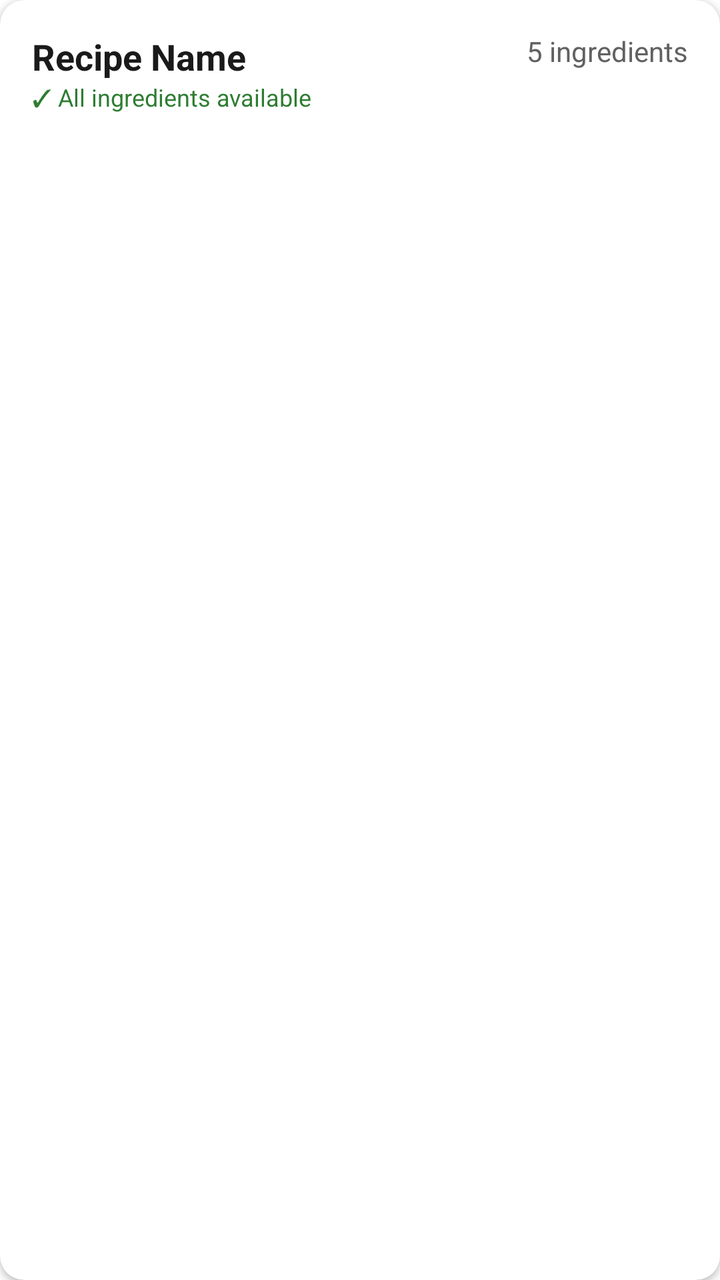
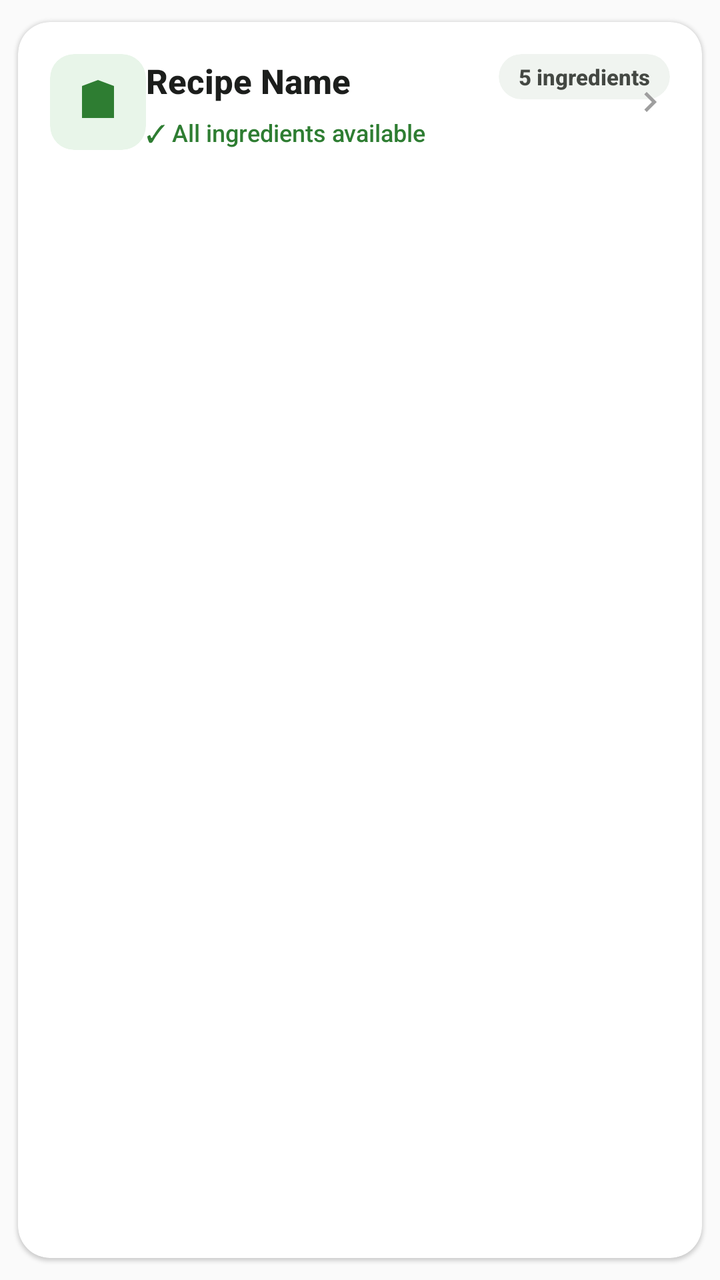

An Android layout rendered at two revisions. The XML below is the earlier revision; the diff shows what the commit changed to produce the second picture.
<!-- AndroidManifest.xml: application theme Theme.SmartPantry -->
<!-- res/layout/item_suggested_recipe.xml -->
<?xml version="1.0" encoding="utf-8"?>
<androidx.cardview.widget.CardView
    xmlns:android="http://schemas.android.com/apk/res/android"
    xmlns:app="http://schemas.android.com/apk/res-auto"
    android:layout_width="match_parent"
    android:layout_height="wrap_content"
    android:layout_marginBottom="8dp"
    app:cardElevation="2dp"
    app:cardCornerRadius="12dp"
    app:cardBackgroundColor="@color/surface">

    <androidx.constraintlayout.widget.ConstraintLayout
        android:layout_width="match_parent"
        android:layout_height="wrap_content"
        android:padding="16dp">

        <TextView
            android:id="@+id/tvRecipeName"
            android:layout_width="0dp"
            android:layout_height="wrap_content"
            android:text="Recipe Name"
            android:textSize="18sp"
            android:textStyle="bold"
            android:textColor="@color/text_primary"
            app:layout_constraintTop_toTopOf="parent"
            app:layout_constraintStart_toStartOf="parent"
            app:layout_constraintEnd_toStartOf="@id/tvIngredientCount" />

        <TextView
            android:id="@+id/tvIngredientCount"
            android:layout_width="wrap_content"
            android:layout_height="wrap_content"
            android:text="5 ingredients"
            android:textSize="14sp"
            android:textColor="@color/text_secondary"
            app:layout_constraintTop_toTopOf="parent"
            app:layout_constraintEnd_toEndOf="parent" />

        <TextView
            android:id="@+id/tvMatchIndicator"
            android:layout_width="wrap_content"
            android:layout_height="wrap_content"
            android:text="✓ All ingredients available"
            android:textSize="12sp"
            android:textColor="@color/success"
            app:layout_constraintTop_toBottomOf="@id/tvRecipeName"
            app:layout_constraintStart_toStartOf="parent"
            app:layout_constraintBottom_toBottomOf="parent" />

    </androidx.constraintlayout.widget.ConstraintLayout>

</androidx.cardview.widget.CardView>
<!-- resources referenced by this layout -->
<resources>
  <color name="text_primary">#1A1A1A</color>
  <color name="text_secondary">#616161</color>
  <style name="Theme.SmartPantry" parent="Theme.MaterialComponents.DayNight.DarkActionBar">
          
          <item name="colorPrimary">@color/primary</item>
          <item name="colorPrimaryVariant">@color/primary_variant</item>
          <item name="colorOnPrimary">@color/on_primary</item>
  
          
          <item name="colorSecondary">@color/secondary</item>
          <item name="colorSecondaryVariant">@color/secondary_variant</item>
          <item name="colorOnSecondary">@color/on_secondary</item>
  
          
          <item name="colorError">@color/error</item>
          <item name="colorOnError">@color/on_error</item>
          <item name="colorErrorContainer">@color/error_container</item>
  
          
          <item name="colorSurface">@color/surface</item>
          <item name="colorSurfaceVariant">@color/surface_variant</item>
          <item name="colorOnSurface">@color/on_surface</item>
          <item name="colorOnSurfaceVariant">@color/on_surface_variant</item>
  
          
          <item name="colorOutline">@color/outline</item>
          <item name="colorOutlineVariant">@color/outline_variant</item>
  
          
          <item name="android:statusBarColor">?attr/colorPrimaryVariant</item>
          <item name="android:navigationBarColor">@color/surface</item>
          <item name="android:windowLightNavigationBar">true</item>
  
          
          <item name="textAppearanceHeadline1">@style/TextAppearance.SmartPantry.Headline1</item>
          <item name="textAppearanceHeadline2">@style/TextAppearance.SmartPantry.Headline2</item>
          <item name="textAppearanceBody1">@style/TextAppearance.SmartPantry.Body1</item>
          <item name="textAppearanceBody2">@style/TextAppearance.SmartPantry.Body2</item>
          <item name="textAppearanceCaption">@style/TextAppearance.SmartPantry.Caption</item>
  
          
          <item name="shapeAppearanceSmallComponent">@style/ShapeAppearance.SmartPantry.SmallComponent</item>
          <item name="shapeAppearanceMediumComponent">@style/ShapeAppearance.SmartPantry.MediumComponent</item>
          <item name="shapeAppearanceLargeComponent">@style/ShapeAppearance.SmartPantry.LargeComponent</item>
  
          
      </style>
  <color name="secondary">#FF8F00</color>
  <color name="secondary_variant">#FF6F00</color>
  <color name="error">#C62828</color>
  <color name="error_container">#FBE9E7</color>
  <color name="surface_variant">#F5F5F5</color>
  <color name="on_surface">#1A1A1A</color>
  <color name="on_surface_variant">#424242</color>
  <color name="outline">#E0E0E0</color>
  <color name="outline_variant">#EEEEEE</color>
  <style name="TextAppearance.SmartPantry.Headline1" parent="TextAppearance.MaterialComponents.Headline1">
          <item name="fontFamily">sans-serif-medium</item>
          <item name="android:textSize">32sp</item>
          <item name="android:textColor">@color/text_primary</item>
          <item name="android:letterSpacing">-0.015625</item>
      </style>
  <style name="TextAppearance.SmartPantry.Headline2" parent="TextAppearance.MaterialComponents.Headline2">
          <item name="fontFamily">sans-serif-medium</item>
          <item name="android:textSize">24sp</item>
          <item name="android:textColor">@color/text_primary</item>
          <item name="android:letterSpacing">0</item>
      </style>
  <style name="TextAppearance.SmartPantry.Body1" parent="TextAppearance.MaterialComponents.Body1">
          <item name="fontFamily">sans-serif</item>
          <item name="android:textSize">16sp</item>
          <item name="android:textColor">@color/text_primary</item>
          <item name="android:letterSpacing">0.009375</item>
      </style>
  <style name="TextAppearance.SmartPantry.Body2" parent="TextAppearance.MaterialComponents.Body2">
          <item name="fontFamily">sans-serif</item>
          <item name="android:textSize">14sp</item>
          <item name="android:textColor">@color/on_surface_variant</item>
          <item name="android:letterSpacing">0.017857</item>
      </style>
  <style name="TextAppearance.SmartPantry.Caption" parent="TextAppearance.MaterialComponents.Caption">
          <item name="fontFamily">sans-serif</item>
          <item name="android:textSize">12sp</item>
          <item name="android:textColor">@color/text_disabled</item>
          <item name="android:letterSpacing">0.033333</item>
      </style>
  <!-- unchanged entries left out for length: 11 -->
</resources>

<!-- the commit's change to res/layout/item_suggested_recipe.xml (unified diff, before → after) -->
@@ -4,47 +4,118 @@
     xmlns:app="http://schemas.android.com/apk/res-auto"
     android:layout_width="match_parent"
     android:layout_height="wrap_content"
-    android:layout_marginBottom="8dp"
-    app:cardElevation="2dp"
-    app:cardCornerRadius="12dp"
-    app:cardBackgroundColor="@color/surface">
+    android:layout_marginBottom="10dp"
+    android:layout_marginStart="4dp"
+    android:layout_marginEnd="4dp"
+    app:cardElevation="1dp"
+    app:cardMaxElevation="4dp"
+    app:cardCornerRadius="16dp"
+    app:cardBackgroundColor="@color/surface"
+    app:cardUseCompatPadding="true">
 
     <androidx.constraintlayout.widget.ConstraintLayout
         android:layout_width="match_parent"
         android:layout_height="wrap_content"
-        android:padding="16dp">
+        android:padding="16dp"
+        android:background="@android:color/transparent">
 
+        
+        <androidx.cardview.widget.CardView
+            android:id="@+id/cvRecipeIcon"
+            android:layout_width="48dp"
+            android:layout_height="48dp"
+            android:layout_marginEnd="12dp"
+            app:cardBackgroundColor="@color/primary_container"
+            app:cardCornerRadius="12dp"
+            app:cardElevation="0dp"
+            app:layout_constraintTop_toTopOf="parent"
+            app:layout_constraintStart_toStartOf="parent"
+            app:layout_constraintBottom_toBottomOf="parent">
+
+            <ImageView
+                android:id="@+id/ivRecipeIcon"
+                android:layout_width="24dp"
+                android:layout_height="24dp"
+                android:layout_gravity="center"
+                android:src="@drawable/ic_recipe"
+                android:tint="@color/primary"
+                android:contentDescription="@string/recipe_icon_desc" />
+        </androidx.cardview.widget.CardView>
+
+        
         <TextView
             android:id="@+id/tvRecipeName"
             android:layout_width="0dp"
             android:layout_height="wrap_content"
+            android:layout_marginTop="2dp"
             android:text="Recipe Name"
-            android:textSize="18sp"
+            android:textSize="17sp"
             android:textStyle="bold"
             android:textColor="@color/text_primary"
+            android:fontFamily="sans-serif-medium"
+            android:maxLines="1"
+            android:ellipsize="end"
             app:layout_constraintTop_toTopOf="parent"
-            app:layout_constraintStart_toStartOf="parent"
+            app:layout_constraintStart_toEndOf="@id/cvRecipeIcon"
             app:layout_constraintEnd_toStartOf="@id/tvIngredientCount" />
 
-        <TextView
-            android:id="@+id/tvIngredientCount"
+        
+        <androidx.cardview.widget.CardView
+            android:id="@+id/cvIngredientBadge"
             android:layout_width="wrap_content"
             android:layout_height="wrap_content"
-            android:text="5 ingredients"
-            android:textSize="14sp"
-            android:textColor="@color/text_secondary"
+            android:layout_marginStart="8dp"
+            android:minWidth="60dp"
+            app:cardBackgroundColor="@color/surface_variant"
+            app:cardCornerRadius="12dp"
+            app:cardElevation="0dp"
             app:layout_constraintTop_toTopOf="parent"
-            app:layout_constraintEnd_toEndOf="parent" />
+            app:layout_constraintEnd_toEndOf="parent">
 
+            <TextView
+                android:id="@+id/tvIngredientCount"
+                android:layout_width="wrap_content"
+                android:layout_height="wrap_content"
+                android:layout_marginStart="10dp"
+                android:layout_marginEnd="10dp"
+                android:layout_marginTop="4dp"
+                android:layout_marginBottom="4dp"
+                android:text="5 ingredients"
+                android:textSize="11sp"
+                android:textStyle="bold"
+                android:textColor="@color/text_secondary"
+                android:fontFamily="sans-serif-medium"
+                android:gravity="center" />
+        </androidx.cardview.widget.CardView>
+
+        
         <TextView
             android:id="@+id/tvMatchIndicator"
-            android:layout_width="wrap_content"
+            android:layout_width="0dp"
             android:layout_height="wrap_content"
+            android:layout_marginTop="6dp"
             android:text="✓ All ingredients available"
             android:textSize="12sp"
             android:textColor="@color/success"
+            android:fontFamily="sans-serif-medium"
+            android:maxLines="1"
+            android:ellipsize="end"
             app:layout_constraintTop_toBottomOf="@id/tvRecipeName"
-            app:layout_constraintStart_toStartOf="parent"
+            app:layout_constraintStart_toEndOf="@id/cvRecipeIcon"
+            app:layout_constraintEnd_toEndOf="parent"
+            app:layout_constraintBottom_toBottomOf="parent" />
+
+        
+        <ImageView
+            android:id="@+id/ivChevron"
+            android:layout_width="20dp"
+            android:layout_height="20dp"
+            android:layout_marginStart="12dp"
+            android:src="@drawable/ic_arrow_forward"
+            android:tint="@color/text_disabled"
+            android:contentDescription="@string/navigate_next"
+            app:layout_constraintTop_toTopOf="parent"
+            app:layout_constraintEnd_toEndOf="parent"
             app:layout_constraintBottom_toBottomOf="parent" />
 
     </androidx.constraintlayout.widget.ConstraintLayout>
<!-- resource entries referenced after the edit -->
@@ -1,7 +1,42 @@
 <!-- resources referenced by this layout -->
 <resources>
-  <color name="text_primary">#1A1A1A</color>
-  <color name="text_secondary">#616161</color>
+  <color name="primary_container">#E8F5E9</color>
+  <color name="text_primary">#1C1E1C</color>
+  <color name="text_secondary">#444843</color>
+  <!-- drawable ic_arrow_forward (drawable) -->
+  <?xml version="1.0" encoding="utf-8"?>
+  <vector xmlns:android="http://schemas.android.com/apk/res/android"
+      android:width="24dp"
+      android:height="24dp"
+      android:viewportWidth="24"
+      android:viewportHeight="24">
+      <path
+          android:fillColor="@android:color/white"
+          android:pathData="M8.59,16.58L13.17,12L8.59,7.41L10,6L16,12L10,18L8.59,16.58Z" />
+  </vector>
+  <!-- drawable ic_recipe (drawable) -->
+  <?xml version="1.0" encoding="utf-8"?>
+  <vector xmlns:android="http://schemas.android.com/apk/res/android"
+      android:width="24dp"
+      android:height="24dp"
+      android:viewportWidth="24"
+      android:viewportHeight="24">
+      
+      <path
+          android:fillColor="@android:color/white"
+          android:pathData="M4,4H20V20H4V4ZM4,4L12,1L20,4V20H4V4Z" />
+      <path
+          android:fillColor="@android:color/white"
+          android:pathData="M15.5,14H17V17H15.5V14ZM13,14H14.5V17H13V14ZM10.5,14H12V17H10.5V14ZM8,14H9.5V17H8V14Z" />
+      <path
+          android:fillColor="@android:color/white"
+          android:pathData="M18,10H6V8H18V10Z" />
+      <path
+          android:fillColor="@android:color/white"
+          android:pathData="M18,13H6V11H18V13Z" />
+  </vector>
+  <string name="navigate_next">View recipe details</string>
+  <string name="recipe_icon_desc">Recipe book icon</string>
   <style name="Theme.SmartPantry" parent="Theme.MaterialComponents.DayNight.DarkActionBar">
           
           <item name="colorPrimary">@color/primary</item>
@@ -25,6 +60,10 @@
           <item name="colorOnSurfaceVariant">@color/on_surface_variant</item>
   
           
+          <item name="android:colorBackground">@color/background</item>
+          <item name="colorOnBackground">@color/on_background</item>
+  
+          
           <item name="colorOutline">@color/outline</item>
           <item name="colorOutlineVariant">@color/outline_variant</item>
   
@@ -34,11 +73,22 @@
           <item name="android:windowLightNavigationBar">true</item>
   
           
+          <item name="elevationOverlayEnabled">false</item>
+  
+          
           <item name="textAppearanceHeadline1">@style/TextAppearance.SmartPantry.Headline1</item>
           <item name="textAppearanceHeadline2">@style/TextAppearance.SmartPantry.Headline2</item>
+          <item name="textAppearanceHeadline3">@style/TextAppearance.SmartPantry.Headline3</item>
+          <item name="textAppearanceHeadline4">@style/TextAppearance.SmartPantry.Headline4</item>
+          <item name="textAppearanceHeadline5">@style/TextAppearance.SmartPantry.Headline5</item>
+          <item name="textAppearanceHeadline6">@style/TextAppearance.SmartPantry.Headline6</item>
+          <item name="textAppearanceSubtitle1">@style/TextAppearance.SmartPantry.Subtitle1</item>
+          <item name="textAppearanceSubtitle2">@style/TextAppearance.SmartPantry.Subtitle2</item>
           <item name="textAppearanceBody1">@style/TextAppearance.SmartPantry.Body1</item>
           <item name="textAppearanceBody2">@style/TextAppearance.SmartPantry.Body2</item>
           <item name="textAppearanceCaption">@style/TextAppearance.SmartPantry.Caption</item>
+          <item name="textAppearanceButton">@style/TextAppearance.SmartPantry.Button</item>
+          <item name="textAppearanceOverline">@style/TextAppearance.SmartPantry.Overline</item>
   
           
           <item name="shapeAppearanceSmallComponent">@style/ShapeAppearance.SmartPantry.SmallComponent</item>
@@ -46,46 +96,126 @@
           <item name="shapeAppearanceLargeComponent">@style/ShapeAppearance.SmartPantry.LargeComponent</item>
   
           
-      </style>
-  <color name="secondary">#FF8F00</color>
-  <color name="secondary_variant">#FF6F00</color>
-  <color name="error">#C62828</color>
-  <color name="error_container">#FBE9E7</color>
-  <color name="surface_variant">#F5F5F5</color>
-  <color name="on_surface">#1A1A1A</color>
-  <color name="on_surface_variant">#424242</color>
-  <color name="outline">#E0E0E0</color>
-  <color name="outline_variant">#EEEEEE</color>
+          <item name="textInputStyle">@style/Widget.SmartPantry.TextInputLayout</item>
+      </style>
+  <color name="secondary">#FF9800</color>
+  <color name="secondary_variant">#F57C00</color>
+  <color name="error">#BA1A1A</color>
+  <color name="error_container">#FFDAD6</color>
+  <color name="surface_variant">#F0F4F0</color>
+  <color name="on_surface">#1C1E1C</color>
+  <color name="on_surface_variant">#444843</color>
+  <color name="background">#FAFAFA</color>
+  <color name="on_background">#1C1E1C</color>
+  <color name="outline">#747873</color>
+  <color name="outline_variant">#C4C7C3</color>
   <style name="TextAppearance.SmartPantry.Headline1" parent="TextAppearance.MaterialComponents.Headline1">
           <item name="fontFamily">sans-serif-medium</item>
           <item name="android:textSize">32sp</item>
           <item name="android:textColor">@color/text_primary</item>
           <item name="android:letterSpacing">-0.015625</item>
+          <item name="android:fontWeight">600</item>
       </style>
   <style name="TextAppearance.SmartPantry.Headline2" parent="TextAppearance.MaterialComponents.Headline2">
           <item name="fontFamily">sans-serif-medium</item>
           <item name="android:textSize">24sp</item>
           <item name="android:textColor">@color/text_primary</item>
           <item name="android:letterSpacing">0</item>
+          <item name="android:fontWeight">600</item>
+      </style>
+  <style name="TextAppearance.SmartPantry.Headline3" parent="TextAppearance.MaterialComponents.Headline3">
+          <item name="fontFamily">sans-serif-medium</item>
+          <item name="android:textSize">22sp</item>
+          <item name="android:textColor">@color/text_primary</item>
+          <item name="android:letterSpacing">0</item>
+          <item name="android:fontWeight">500</item>
+      </style>
+  <style name="TextAppearance.SmartPantry.Headline4" parent="TextAppearance.MaterialComponents.Headline4">
+          <item name="fontFamily">sans-serif-medium</item>
+          <item name="android:textSize">20sp</item>
+          <item name="android:textColor">@color/text_primary</item>
+          <item name="android:letterSpacing">0.0015625</item>
+          <item name="android:fontWeight">500</item>
+      </style>
+  <style name="TextAppearance.SmartPantry.Headline5" parent="TextAppearance.MaterialComponents.Headline5">
+          <item name="fontFamily">sans-serif-medium</item>
+          <item name="android:textSize">18sp</item>
+          <item name="android:textColor">@color/text_primary</item>
+          <item name="android:letterSpacing">0</item>
+          <item name="android:fontWeight">500</item>
+      </style>
+  <style name="TextAppearance.SmartPantry.Headline6" parent="TextAppearance.MaterialComponents.Headline6">
+          <item name="fontFamily">sans-serif-medium</item>
+          <item name="android:textSize">16sp</item>
+          <item name="android:textColor">@color/text_primary</item>
+          <item name="android:letterSpacing">0.009375</item>
+          <item name="android:fontWeight">500</item>
+      </style>
+  <style name="TextAppearance.SmartPantry.Subtitle1" parent="TextAppearance.MaterialComponents.Subtitle1">
+          <item name="fontFamily">sans-serif-medium</item>
+          <item name="android:textSize">16sp</item>
+          <item name="android:textColor">@color/text_primary</item>
+          <item name="android:letterSpacing">0.009375</item>
+          <item name="android:fontWeight">400</item>
+      </style>
+  <style name="TextAppearance.SmartPantry.Subtitle2" parent="TextAppearance.MaterialComponents.Subtitle2">
+          <item name="fontFamily">sans-serif-medium</item>
+          <item name="android:textSize">14sp</item>
+          <item name="android:textColor">@color/on_surface_variant</item>
+          <item name="android:letterSpacing">0.017857</item>
+          <item name="android:fontWeight">500</item>
       </style>
   <style name="TextAppearance.SmartPantry.Body1" parent="TextAppearance.MaterialComponents.Body1">
           <item name="fontFamily">sans-serif</item>
           <item name="android:textSize">16sp</item>
           <item name="android:textColor">@color/text_primary</item>
           <item name="android:letterSpacing">0.009375</item>
+          <item name="android:fontWeight">400</item>
       </style>
   <style name="TextAppearance.SmartPantry.Body2" parent="TextAppearance.MaterialComponents.Body2">
           <item name="fontFamily">sans-serif</item>
           <item name="android:textSize">14sp</item>
           <item name="android:textColor">@color/on_surface_variant</item>
           <item name="android:letterSpacing">0.017857</item>
+          <item name="android:fontWeight">400</item>
       </style>
   <style name="TextAppearance.SmartPantry.Caption" parent="TextAppearance.MaterialComponents.Caption">
           <item name="fontFamily">sans-serif</item>
           <item name="android:textSize">12sp</item>
           <item name="android:textColor">@color/text_disabled</item>
           <item name="android:letterSpacing">0.033333</item>
-      </style>
+          <item name="android:fontWeight">400</item>
+      </style>
+  <style name="TextAppearance.SmartPantry.Button" parent="TextAppearance.MaterialComponents.Button">
+          <item name="fontFamily">sans-serif-medium</item>
+          <item name="android:textSize">14sp</item>
+          <item name="android:textColor">@color/text_primary</item>
+          <item name="android:letterSpacing">0.007142857</item>
+          <item name="android:fontWeight">500</item>
+          <item name="android:textAllCaps">false</item>
+      </style>
+  <style name="TextAppearance.SmartPantry.Overline" parent="TextAppearance.MaterialComponents.Overline">
+          <item name="fontFamily">sans-serif-medium</item>
+          <item name="android:textSize">10sp</item>
+          <item name="android:textColor">@color/text_secondary</item>
+          <item name="android:letterSpacing">0.1</item>
+          <item name="android:fontWeight">500</item>
+          <item name="android:textAllCaps">true</item>
+      </style>
+  <style name="Widget.SmartPantry.TextInputLayout" parent="Widget.MaterialComponents.TextInputLayout.OutlinedBox.Dense">
+          <item name="boxStrokeColor">@color/text_input_stroke_color</item>
+          <item name="boxStrokeWidth">1dp</item>
+          <item name="boxStrokeWidthFocused">2dp</item>
+          <item name="boxCornerRadiusTopStart">12dp</item>
+          <item name="boxCornerRadiusTopEnd">12dp</item>
+          <item name="boxCornerRadiusBottomStart">12dp</item>
+          <item name="boxCornerRadiusBottomEnd">12dp</item>
+          <item name="hintTextColor">@color/text_hint</item>
+          <item name="placeholderTextColor">@color/text_disabled</item>
+          <item name="android:textColorHint">@color/text_hint</item>
+      </style>
+  <color name="text_input_stroke_color">@color/outline_variant</color>
+  <color name="text_hint">#BDBDBD</color>
   <!-- unchanged entries left out for length: 11 -->
 </resources>
 
